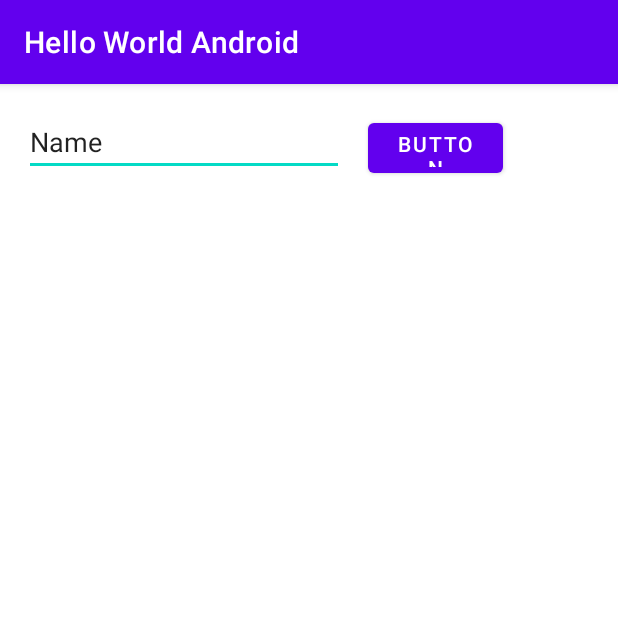
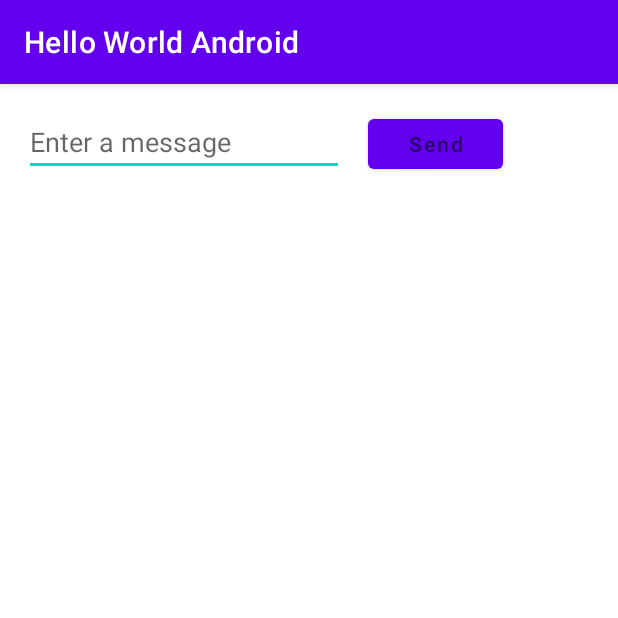
Before and after one commit to YohanAvishke/HelloWorldAndroid, an Android app: the screen it shows after launch (MainActivity), on a phone screen of 412 x 824 dp, the top half of it. Run offline under Robolectric (Android 15) with nearby library versions, the phone set to English and light mode, and no system bars.

Commit message:
Change the UI strings

```diff
--- a/app/src/main/res/layout/activity_main.xml
+++ b/app/src/main/res/layout/activity_main.xml
@@ -14,8 +14,8 @@
         android:layout_marginLeft="16dp"
         android:layout_marginTop="16dp"
         android:ems="10"
+        android:hint="@string/edit_message"
         android:inputType="textPersonName"
-        android:text="Name"
         app:layout_constraintStart_toStartOf="parent"
         app:layout_constraintTop_toTopOf="parent" />
 
@@ -25,7 +25,7 @@
         android:layout_height="45dp"
         android:layout_marginStart="16dp"
         android:layout_marginLeft="16dp"
-        android:text="Button"
+        android:hint="@string/button_send"
         app:layout_constraintBaseline_toBaselineOf="@+id/editTextTextPersonName"
         app:layout_constraintStart_toEndOf="@+id/editTextTextPersonName" />
 </androidx.constraintlayout.widget.ConstraintLayout>
--- a/app/src/main/res/values/strings.xml
+++ b/app/src/main/res/values/strings.xml
@@ -1,3 +1,5 @@
 <resources>
     <string name="app_name">Hello World Android</string>
+    <string name="edit_message">Enter a message</string>
+    <string name="button_send">Send</string>
 </resources>
```
